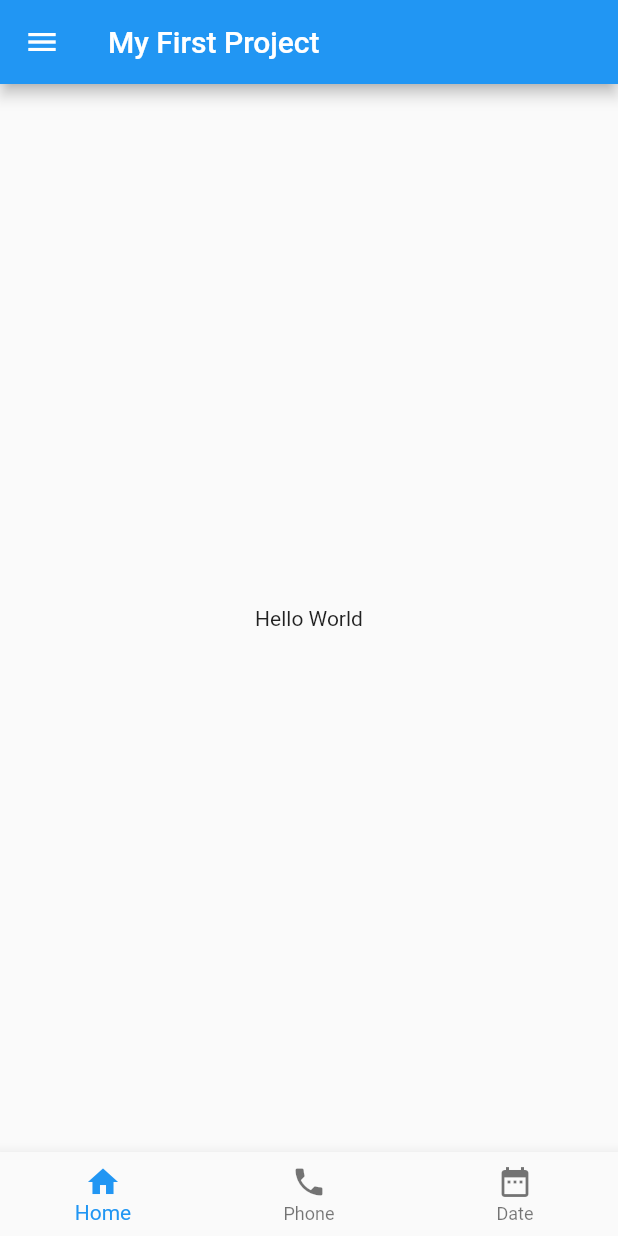
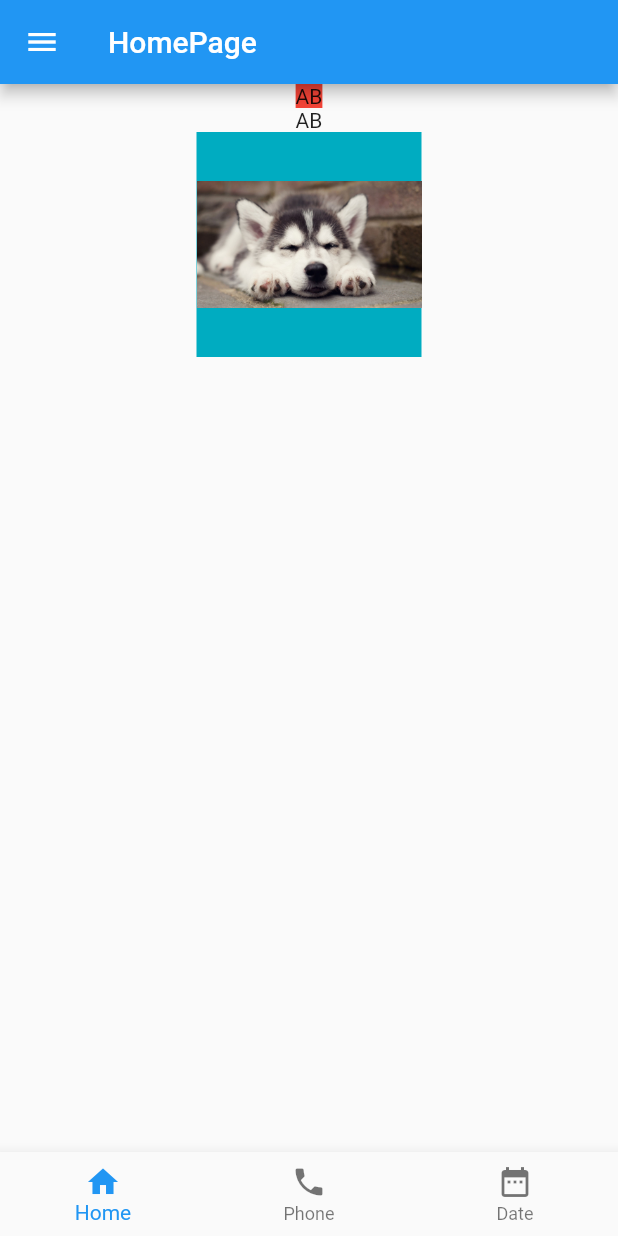
Before and after one commit to worarop/project1, a Flutter app: the screen it shows after launch, on a phone screen of 412 x 824 dp. Run offline on Flutter 3.47's test engine with Material 2 defaults, Android fonts, the phone set to English and light mode, and no system bars.

Commit message:
update_06_03

```diff
--- a/flutter_application_1/lib/main.dart
+++ b/flutter_application_1/lib/main.dart
@@ -1,37 +1,16 @@
 import 'package:flutter/material.dart';
+import 'package:flutter/widgets.dart';
+import 'package:flutter_application_1/screen/home_screen.dart';
 
 void main() {
-  runApp(
-    MaterialApp(
-      home: Scaffold(
-        drawer: Drawer(
-          child: Text("Hello Drawer"),
-        ),
-        appBar: AppBar(
-          title: Text(
-            "My First Project",
-          ),
-        ),
-        body: Center(
-          child: Text("Hello World"),
-        ),
-        bottomNavigationBar: BottomNavigationBar(
-          items: [
-            BottomNavigationBarItem(
-              icon: Icon(Icons.home),
-              label: "Home",
-            ),
-            BottomNavigationBarItem(
-              icon: Icon(Icons.phone),
-              label: "Phone",
-            ),
-            BottomNavigationBarItem(
-              icon: Icon(Icons.date_range),
-              label: "Date",
-            ),
-          ],
-        ),
-      ),
-    ),
-  );
+  runApp(MyApp());
 }
+
+class MyApp extends StatelessWidget {
+  @override
+  Widget build(BuildContext context) {
+    return MaterialApp(
+      home: HomeScreen(),
+    );
+  }
+}
--- /dev/null
+++ b/flutter_application_1/lib/screen/home_screen.dart
@@ -0,0 +1,58 @@
+import 'package:flutter/material.dart';
+
+class HomeScreen extends StatefulWidget {
+  HomeScreen({Key key}) : super(key: key);
+
+  @override
+  _HomeScreenState createState() => _HomeScreenState();
+}
+
+class _HomeScreenState extends State<HomeScreen> {
+  @override
+  Widget build(BuildContext context) {
+    return Container(
+      child: Scaffold(
+        drawer: Drawer(
+          child: Text("Hello Drawer"),
+        ),
+        appBar: AppBar(
+          title: Text(
+            "HomePage",
+          ),
+        ),
+        body: Center(
+          child: Column(
+            children: [
+              Container(color: Colors.red, child: Text("AB")),
+              Text("AB"),
+              Container(
+                width: 150,
+                height: 150,
+                color: Colors.cyan[600],
+                child: Image.asset(
+                  'assets/images/dog.jpg',
+                ),
+              ),
+            ],
+          ),
+        ),
+        bottomNavigationBar: BottomNavigationBar(
+          items: [
+            BottomNavigationBarItem(
+              icon: Icon(Icons.home),
+              label: "Home",
+            ),
+            BottomNavigationBarItem(
+              icon: Icon(Icons.phone),
+              label: "Phone",
+            ),
+            BottomNavigationBarItem(
+              icon: Icon(Icons.date_range),
+              label: "Date",
+            ),
+          ],
+        ),
+      ),
+    );
+  }
+}
--- a/flutter_application_1/pubspec.yaml
+++ b/flutter_application_1/pubspec.yaml
@@ -45,8 +45,8 @@ flutter:
   uses-material-design: true
 
   # To add assets to your application, add an assets section, like this:
-  # assets:
-  #   - images/a_dot_burr.jpeg
+  assets:
+    - assets/images/dog.jpg
   #   - images/a_dot_ham.jpeg
 
   # An image asset can refer to one or more resolution-specific "variants", see
```
Also changed, not shown: flutter_application_1/assets/images/dog.jpg (added).
